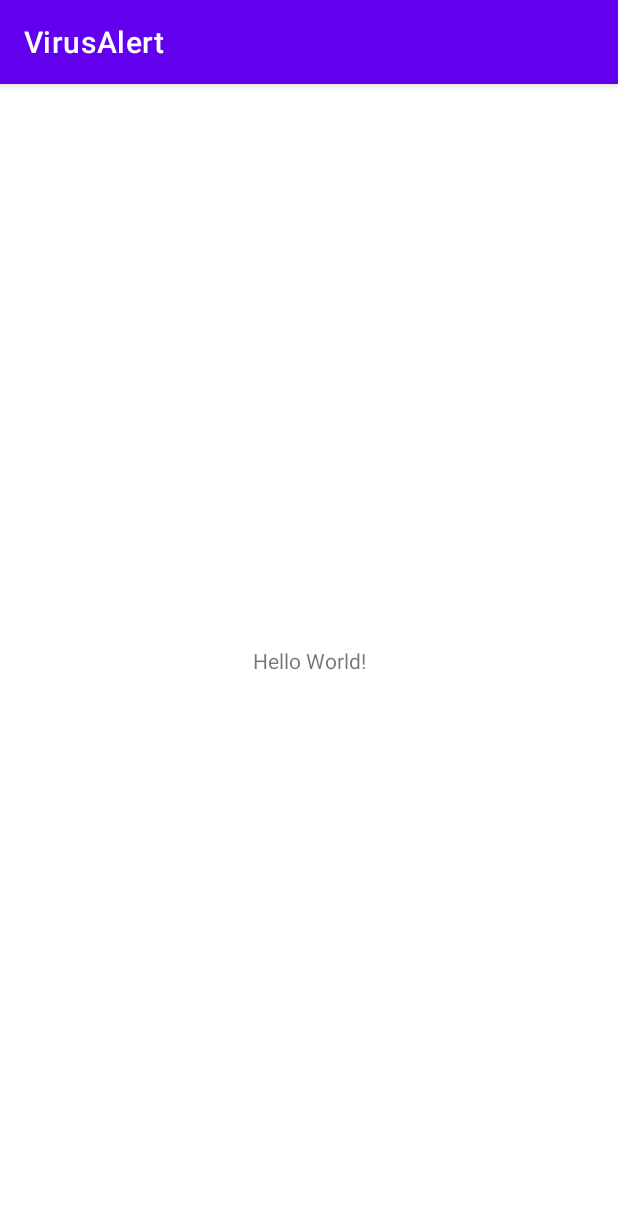
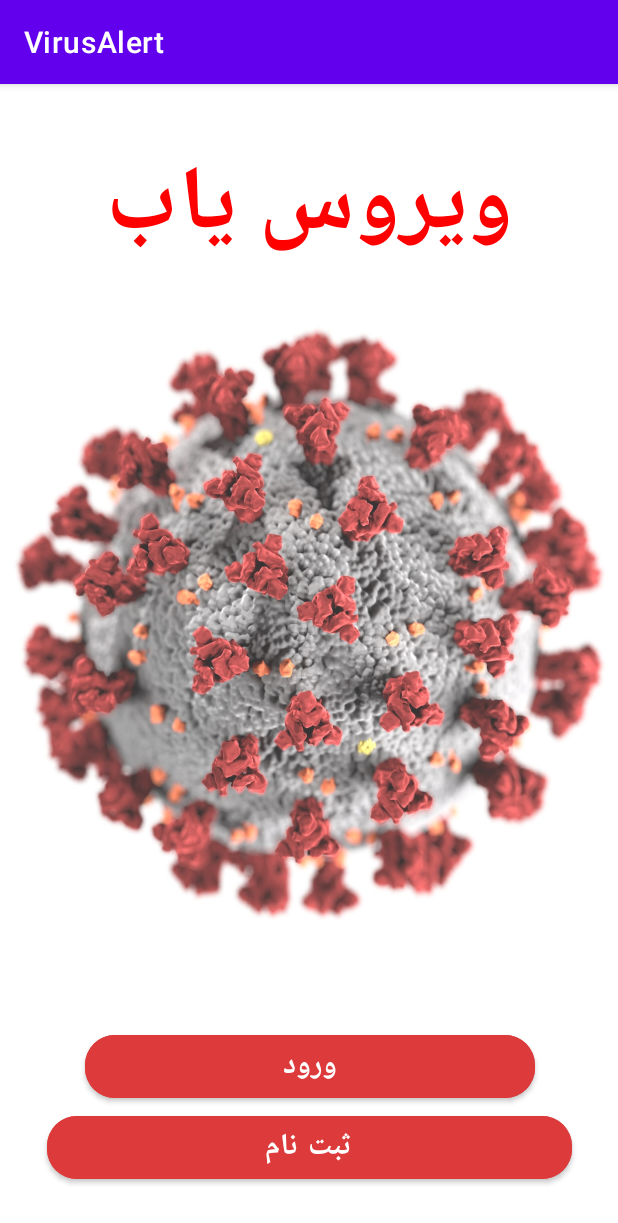
Before and after one commit to saeed-mh/VirusAlert, an Android app: the screen it shows after launch (MainActivity), on a phone screen of 412 x 824 dp. Shown: the top 1223 px of the screen. Run offline under Robolectric (Android 15) with nearby library versions, the phone set to English and light mode, and no system bars.

Commit message:
add IntroFragment.kt and fragment_intro.xml and add nav_graph.xml to project

```diff
--- a/app/build.gradle
+++ b/app/build.gradle
@@ -39,6 +39,7 @@ dependencies {
     implementation 'androidx.appcompat:appcompat:1.4.1'
     implementation 'com.google.android.material:material:1.5.0'
     implementation 'androidx.constraintlayout:constraintlayout:2.1.3'
+    implementation 'androidx.legacy:legacy-support-v4:1.0.0'
     testImplementation 'junit:junit:4.13.2'
     androidTestImplementation 'androidx.test.ext:junit:1.1.3'
     androidTestImplementation 'androidx.test.espresso:espresso-core:3.4.0'
--- /dev/null
+++ b/app/src/main/java/mohammadi/saeed/virusalert/IntroFragment.kt
@@ -0,0 +1,76 @@
+package mohammadi.saeed.virusalert
+
+import android.os.Bundle
+import androidx.fragment.app.Fragment
+import android.view.LayoutInflater
+import android.view.View
+import android.view.ViewGroup
+import android.widget.Button
+
+// TODO: Rename parameter arguments, choose names that match
+// the fragment initialization parameters, e.g. ARG_ITEM_NUMBER
+private const val ARG_PARAM1 = "param1"
+private const val ARG_PARAM2 = "param2"
+
+/**
+ * A simple [Fragment] subclass.
+ * Use the [IntroFragment.newInstance] factory method to
+ * create an instance of this fragment.
+ */
+class IntroFragment : Fragment() {
+    // TODO: Rename and change types of parameters
+    private var param1: String? = null
+    private var param2: String? = null
+
+    override fun onCreate(savedInstanceState: Bundle?) {
+        super.onCreate(savedInstanceState)
+        arguments?.let {
+            param1 = it.getString(ARG_PARAM1)
+            param2 = it.getString(ARG_PARAM2)
+        }
+    }
+
+    override fun onCreateView(
+        inflater: LayoutInflater, container: ViewGroup?,
+        savedInstanceState: Bundle?
+    ): View? {
+        // Inflate the layout for this fragment
+        return inflater.inflate(R.layout.fragment_intro, container, false)
+    }
+
+    override fun onViewCreated(view: View, savedInstanceState: Bundle?) {
+        super.onViewCreated(view, savedInstanceState)
+
+        val introActivityBtnLogIn = view.findViewById<Button>(R.id.introActivity_btn_LogIn)
+        val introActivityBtnSignUp = view.findViewById<Button>(R.id.introActivity_btn_SignUp)
+
+        introActivityBtnLogIn.setOnClickListener {
+
+        }
+
+        introActivityBtnSignUp.setOnClickListener {
+
+        }
+
+    }
+
+    companion object {
+        /**
+         * Use this factory method to create a new instance of
+         * this fragment using the provided parameters.
+         *
+         * @param param1 Parameter 1.
+         * @param param2 Parameter 2.
+         * @return A new instance of fragment IntroFragment.
+         */
+        // TODO: Rename and change types and number of parameters
+        @JvmStatic
+        fun newInstance(param1: String, param2: String) =
+            IntroFragment().apply {
+                arguments = Bundle().apply {
+                    putString(ARG_PARAM1, param1)
+                    putString(ARG_PARAM2, param2)
+                }
+            }
+    }
+}
--- a/app/src/main/java/mohammadi/saeed/virusalert/MainActivity.kt
+++ b/app/src/main/java/mohammadi/saeed/virusalert/MainActivity.kt
@@ -2,6 +2,7 @@ package mohammadi.saeed.virusalert
 
 import androidx.appcompat.app.AppCompatActivity
 import android.os.Bundle
+import android.widget.Button
 
 class MainActivity : AppCompatActivity() {
     override fun onCreate(savedInstanceState: Bundle?) {
--- a/app/src/main/res/layout/activity_main.xml
+++ b/app/src/main/res/layout/activity_main.xml
@@ -6,13 +6,15 @@
     android:layout_height="match_parent"
     tools:context=".MainActivity">
 
-    <TextView
-        android:layout_width="wrap_content"
-        android:layout_height="wrap_content"
-        android:text="Hello World!"
+    <androidx.fragment.app.FragmentContainerView
+        android:id="@+id/fragmentContainerView"
+        android:name="androidx.navigation.fragment.NavHostFragment"
+        android:layout_width="0dp"
+        android:layout_height="0dp"
+        app:defaultNavHost="true"
         app:layout_constraintBottom_toBottomOf="parent"
-        app:layout_constraintLeft_toLeftOf="parent"
-        app:layout_constraintRight_toRightOf="parent"
-        app:layout_constraintTop_toTopOf="parent" />
-
+        app:layout_constraintEnd_toEndOf="parent"
+        app:layout_constraintStart_toStartOf="parent"
+        app:layout_constraintTop_toTopOf="parent"
+        app:navGraph="@navigation/nav_graph" />
 </androidx.constraintlayout.widget.ConstraintLayout>
--- /dev/null
+++ b/app/src/main/res/layout/fragment_intro.xml
@@ -0,0 +1,65 @@
+<?xml version="1.0" encoding="utf-8"?>
+<androidx.constraintlayout.widget.ConstraintLayout xmlns:android="http://schemas.android.com/apk/res/android"
+    xmlns:app="http://schemas.android.com/apk/res-auto"
+    xmlns:tools="http://schemas.android.com/tools"
+    android:layout_width="match_parent"
+    android:layout_height="match_parent"
+    tools:context=".IntroFragment">
+
+    <Button
+        android:id="@+id/introActivity_btn_SignUp"
+        android:layout_width="350dp"
+        android:layout_height="wrap_content"
+        android:layout_marginBottom="32dp"
+        android:backgroundTint="#DD3B3B"
+        android:text="@string/signUp"
+        android:textSize="20sp"
+        android:textStyle="bold"
+        app:cornerRadius="20dp"
+        app:layout_constraintBottom_toBottomOf="parent"
+        app:layout_constraintEnd_toEndOf="parent"
+        app:layout_constraintStart_toStartOf="parent" />
+
+    <Button
+        android:id="@+id/introActivity_btn_LogIn"
+        android:layout_width="300dp"
+        android:layout_height="wrap_content"
+        android:backgroundTint="#DD3B3B"
+        android:text="@string/logIn"
+        android:textSize="20sp"
+        android:textStyle="bold"
+        app:cornerRadius="20dp"
+        app:layout_constraintBottom_toTopOf="@+id/introActivity_btn_SignUp"
+        app:layout_constraintEnd_toEndOf="@+id/introActivity_btn_SignUp"
+        app:layout_constraintStart_toStartOf="@+id/introActivity_btn_SignUp" />
+
+    <TextView
+        android:id="@+id/textView2"
+        android:layout_width="wrap_content"
+        android:layout_height="wrap_content"
+        android:layout_marginTop="32dp"
+        android:text="@string/virusAlert"
+        android:textColor="#FF0000"
+        android:textSize="60sp"
+        android:textStyle="bold"
+        app:layout_constraintEnd_toEndOf="parent"
+        app:layout_constraintStart_toStartOf="parent"
+        app:layout_constraintTop_toTopOf="parent" />
+
+    <ImageView
+        android:layout_width="400dp"
+        android:layout_height="400dp"
+        android:layout_marginTop="16dp"
+        android:alpha="0.8"
+        android:contentDescription="@string/loading_text"
+        android:src="@drawable/virus_img"
+        app:layout_constraintBottom_toTopOf="@+id/introActivity_btn_LogIn"
+        app:layout_constraintEnd_toEndOf="parent"
+        app:layout_constraintHorizontal_bias="0.539"
+        app:layout_constraintStart_toStartOf="parent"
+        app:layout_constraintTop_toBottomOf="@+id/textView2"
+        app:layout_constraintVertical_bias="0.127"
+        tools:ignore="ImageContrastCheck" />
+
+
+</androidx.constraintlayout.widget.ConstraintLayout>
--- /dev/null
+++ b/app/src/main/res/navigation/nav_graph.xml
@@ -0,0 +1,13 @@
+<?xml version="1.0" encoding="utf-8"?>
+<navigation xmlns:android="http://schemas.android.com/apk/res/android"
+    xmlns:app="http://schemas.android.com/apk/res-auto"
+    xmlns:tools="http://schemas.android.com/tools"
+    android:id="@+id/nav_graph"
+    app:startDestination="@id/introFragment">
+
+    <fragment
+        android:id="@+id/introFragment"
+        android:name="mohammadi.saeed.virusalert.IntroFragment"
+        android:label="fragment_intro"
+        tools:layout="@layout/fragment_intro" />
+</navigation>
--- a/app/src/main/res/values/strings.xml
+++ b/app/src/main/res/values/strings.xml
@@ -1,3 +1,9 @@
 <resources>
     <string name="app_name">VirusAlert</string>
+    <!-- TODO: Remove or change this placeholder text -->
+    <string name="hello_blank_fragment">Hello blank fragment</string>
+    <string name="signUp">ثبت نام</string>
+    <string name="logIn">ورود</string>
+    <string name="virusAlert">ویروس یاب</string>
+    <string name="loading_text">در حال لود شدن تصویر</string>
 </resources>
```
Also changed, not shown: app/src/main/res/drawable/virus_img.jpg (added).
